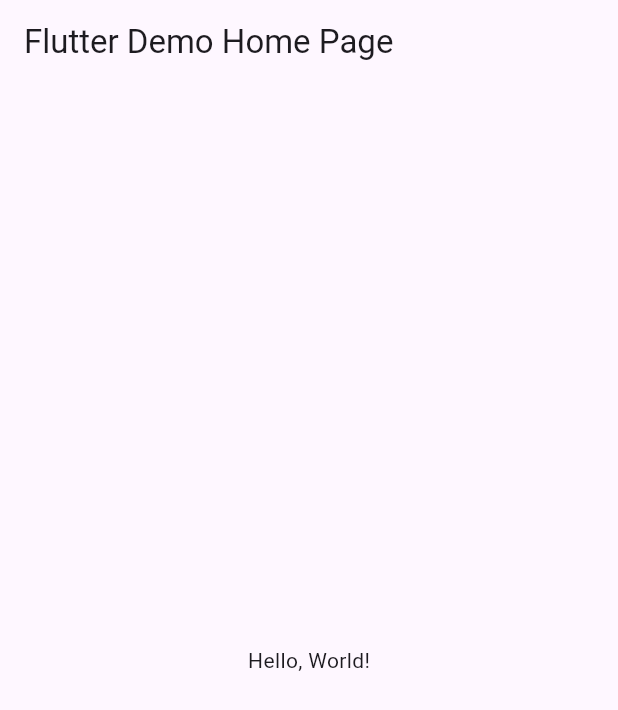
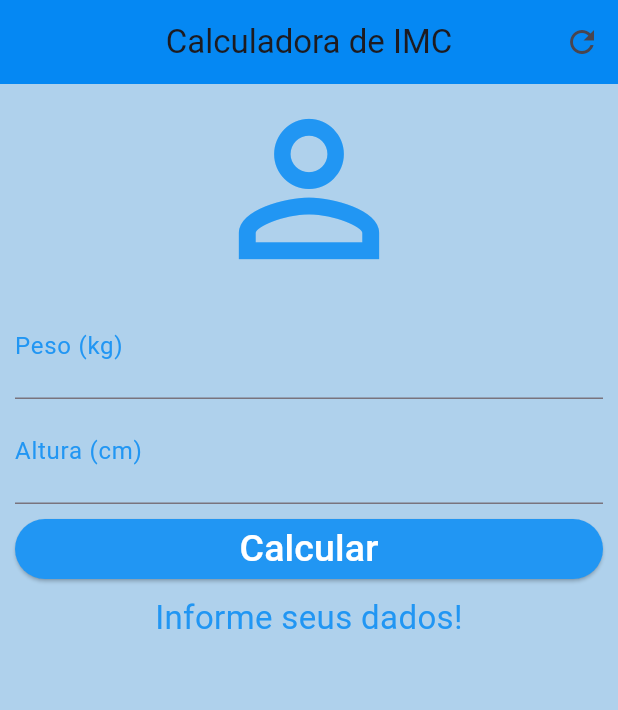
Before and after one commit to MateusTavares-dev/Projeto-IMC, a Flutter app: the screen it shows after launch, on a phone screen of 412 x 824 dp. Shown: the top 710 px of the screen. Run offline on Flutter 3.47's test engine with Material 3 defaults, Android fonts, the phone set to English and light mode, and no system bars.

```diff
--- a/lib/main.dart
+++ b/lib/main.dart
@@ -1,41 +1,149 @@
 import 'package:flutter/material.dart';
 
-void main() => runApp(MyApp());
-
-class MyApp extends StatelessWidget {
-  const MyApp({super.key});
-  // This widget is the root of your application.
-  @override
-  Widget build(BuildContext context) {
-    return MaterialApp(
-      // Application name
-      title: 'Flutter Hello World',
-      // Application theme data, you can set the colors for the application as
-      // you want
-      theme: ThemeData(
-        // useMaterial3: false,
-        primarySwatch: Colors.blue,
-      ),
-      // A widget which will be started on application startup
-      home: MyHomePage(title: 'Flutter Demo Home Page'),
-    );
-  }
+void main() {
+  runApp(MaterialApp(
+    home: Home(),
+    debugShowCheckedModeBanner: false, // Opcional: tira a faixa de debug
+  ));
 }
 
-class MyHomePage extends StatelessWidget {
-  final String title;
-  const MyHomePage({super.key, required this.title});
+class Home extends StatefulWidget {
+  const Home({super.key});
+
+  @override
+  State<Home> createState() => _HomeState();
+}
+
+class _HomeState extends State<Home> {
+  // Controladores para pegar o texto digitado nos campos
+  TextEditingController weightController = TextEditingController();
+  TextEditingController heightController = TextEditingController();
+
+  // Texto que exibe o resultado
+  String _infoText = "Informe seus dados!";
+
+  // Função para limpar os campos (Botão de refresh na AppBar)
+  void _resetFields() {
+    weightController.text = "";
+    heightController.text = "";
+    setState(() {
+      _infoText = "Informe seus dados!";
+    });
+  }
+
+  // Função para calcular o IMC (Botão Calcular)
+  void _calculate() {
+    setState(() {
+      // Verificação simples se os campos não estão vazios
+      if (weightController.text.isEmpty || heightController.text.isEmpty) {
+        _infoText = "Preencha peso e altura!";
+        return;
+      }
+
+      double weight = double.parse(weightController.text);
+      double height = double.parse(heightController.text) /
+          100; // Convertendo cm para metros
+      double imc = weight / (height * height);
+
+      print(imc); // Só para debug no console
+
+      if (imc < 18.6) {
+        _infoText = "Abaixo do Peso (${imc.toStringAsPrecision(3)})";
+      } else if (imc >= 18.6 && imc < 24.9) {
+        _infoText = "Peso Ideal (${imc.toStringAsPrecision(3)})";
+      } else if (imc >= 24.9 && imc < 29.9) {
+        _infoText = "Levemente Acima do Peso (${imc.toStringAsPrecision(3)})";
+      } else if (imc >= 29.9 && imc < 34.9) {
+        _infoText = "Obesidade Grau I (${imc.toStringAsPrecision(3)})";
+      } else if (imc >= 34.9 && imc < 39.9) {
+        _infoText = "Obesidade Grau II (${imc.toStringAsPrecision(3)})";
+      } else {
+        _infoText = "Obesidade Grau III (${imc.toStringAsPrecision(3)})";
+      }
+    });
+  }
 
   @override
   Widget build(BuildContext context) {
     return Scaffold(
       appBar: AppBar(
-        // The title text which will be shown on the action bar
-        title: Text(title),
+        title: Text('Calculadora de IMC'), // Conforme Print 1
+        centerTitle: true,
+        backgroundColor:
+            const Color.fromARGB(255, 5, 136, 243), // Cor aproximada do Print 1
+        actions: <Widget>[
+          IconButton(
+            onPressed: _resetFields, // Chama a função de limpar
+            icon: Icon(Icons.refresh),
+          ),
+        ],
       ),
-      body: Center(
-        child: Text(
-          'Hello, World!',
+      backgroundColor:
+          const Color.fromARGB(255, 175, 209, 236), // Cor de fundo do Print 4
+      body: SingleChildScrollView(
+        // Adicionado para permitir rolagem (Print 4 e 5)
+        padding: EdgeInsets.fromLTRB(10.0, 0.0, 10.0, 0.0),
+        child: Column(
+          crossAxisAlignment: CrossAxisAlignment.stretch,
+          children: <Widget>[
+            Icon(Icons.person_outline_sharp,
+                size: 140.0, color: Colors.blue // Conforme Print 2
+                ),
+
+            // Campo de Peso
+            TextField(
+              controller: weightController, // Controlador adicionado
+              keyboardType: TextInputType.number,
+              decoration: InputDecoration(
+                labelText: "Peso (kg)",
+                labelStyle: TextStyle(color: Colors.blue),
+              ),
+              textAlign: TextAlign.center,
+              style: TextStyle(color: Colors.blue, fontSize: 25.0),
+            ),
+
+            // Campo de Altura
+            TextField(
+              controller: heightController, // Controlador adicionado
+              keyboardType: TextInputType.number,
+              decoration: InputDecoration(
+                labelText: "Altura (cm)",
+                labelStyle: TextStyle(color: Colors.blue),
+              ),
+              textAlign: TextAlign.center,
+              style: TextStyle(
+                  color: Colors.blue, fontSize: 25.0), // Conforme Print 3
+            ),
+
+            // Botão Calcular
+            Padding(
+              // Padding adicionado conforme Print 6
+              padding: EdgeInsets.only(top: 10.0, bottom: 10.0),
+              child: Container(
+                height: 40.0, // Altura conforme Print 3
+                child: ElevatedButton(
+                  onPressed: _calculate, // Chama a função de calcular
+                  style: ElevatedButton.styleFrom(
+                    backgroundColor: Colors.blue,
+                  ),
+                  child: Text(
+                    'Calcular',
+                    style: TextStyle(
+                      color: Colors.white,
+                      fontSize: 25.0,
+                    ),
+                  ),
+                ),
+              ),
+            ),
+
+            // Texto de Resultado (Info)
+            Text(
+              _infoText, // Variável que muda o texto
+              textAlign: TextAlign.center,
+              style: TextStyle(color: Colors.blue, fontSize: 22.0),
+            ),
+          ],
         ),
       ),
     );
```
